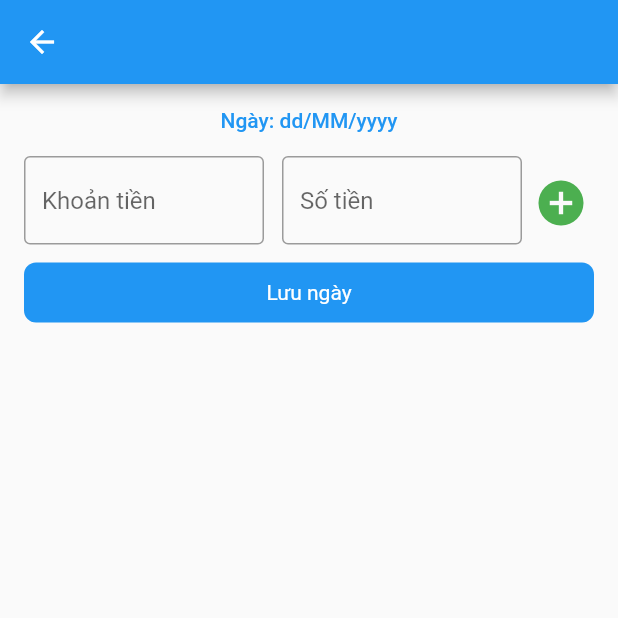
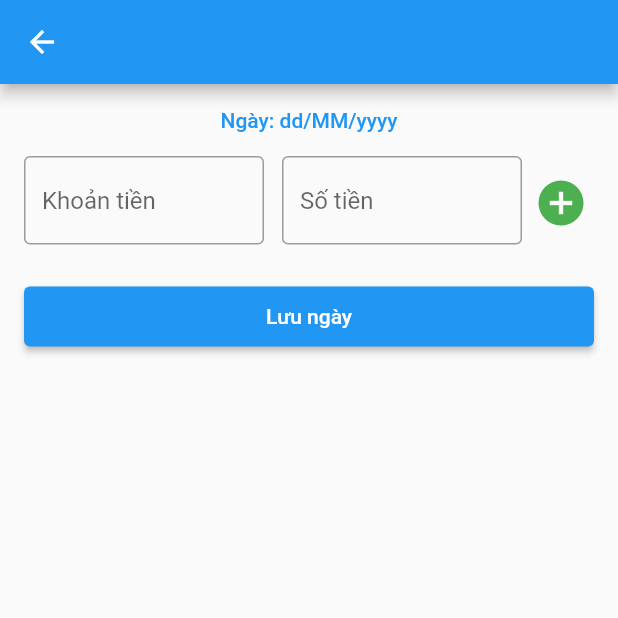
Before and after one commit to trungduc0310/flutter-daily-expenses, a Flutter app: the screen it shows after launch, after a tap on the "add" icon, on a phone screen of 412 x 824 dp, the top half of it. Run offline on Flutter 3.47's test engine with Material 2 defaults, Android fonts, the phone set to English and light mode, and no system bars; our stand-ins replace sqflite; accounts and stored records are empty.

Commit message:
implement sqlite

```diff
--- a/lib/main.dart
+++ b/lib/main.dart
@@ -19,9 +19,9 @@
       theme: ThemeData(
         primarySwatch: Colors.blue,
       ),
-      home: const HomePage(),
+      home: HomePage(),
       routes:{
-        Strings.screenHome: (context) => const HomePage(),
+        Strings.screenHome: (context) => HomePage(),
         Strings.screenAdd: (context) => const AddDailyNotePage(),
         Strings.screenEdit: (context) => const EditDailyNotePage(),
       },
--- a/lib/screen/add_daily_note.dart
+++ b/lib/screen/add_daily_note.dart
@@ -15,7 +15,6 @@
 }
 
 class _AddDailyNotePageState extends State<AddDailyNotePage> {
-
   @override
   void initState() {
     super.initState();
@@ -24,7 +23,11 @@
   @override
   Widget build(BuildContext context) {
     return Scaffold(
-      appBar: AppBar(),
+      appBar: AppBar(
+        leading: IconButton(onPressed: (){
+          Navigator.pop(context,"test");
+        }, icon: const Icon(Icons.arrow_back)),
+      ),
       body: SingleChildScrollView(
         child: Column(
           children: [
@@ -45,16 +48,20 @@
                 shrinkWrap: true,
                 physics: const ScrollPhysics()),
             Container(
-              margin: const EdgeInsets.symmetric(horizontal: 16, vertical: 12),
+              margin: const EdgeInsets.only(top: 24),
+              padding: const EdgeInsets.symmetric(horizontal: 16),
+              child: ElevatedButton(
+                  onPressed: () {
+                    Navigator.pop(context,"test");
+                  },
+                  child: Container(
                     padding: const EdgeInsets.symmetric(vertical: 12),
-              decoration: const BoxDecoration(
-                  color: Colors.blue,
-                  borderRadius: BorderRadius.all(Radius.circular(8))),
                     alignment: Alignment.center,
                     child: const Text(
                       Strings.textButtonSaveDaily,
                       style: TextStyle(color: Colors.white),
                     ),
+                  )),
             )
           ],
         ),
--- a/lib/screen/home.dart
+++ b/lib/screen/home.dart
@@ -1,9 +1,14 @@
+import 'dart:math';
+
 import 'package:flutter/material.dart';
+import 'package:my_todo_app/bloc/home_bloc.dart';
 import 'package:my_todo_app/source/string.dart';
 import 'package:my_todo_app/widget/item_daily_home.dart';
 
 class HomePage extends StatefulWidget {
-  const HomePage({super.key});
+  HomePage({super.key});
+
+  final _bloc = HomeBloc();
 
   @override
   State<HomePage> createState() => _HomePageState();
@@ -50,7 +55,8 @@
       ),
       floatingActionButton: FloatingActionButton(
         onPressed: () {
-          Navigator.pushNamed(context, Strings.screenAdd);
+          Navigator.pushNamed(context, Strings.screenAdd).then((value){
+          });
         },
         child: const Icon(Icons.add)
       ),
@@ -58,6 +64,8 @@
   }
 
   void _onItemEdit(){
-    Navigator.pushNamed(context, Strings.screenEdit);
+    Navigator.pushNamed(context, Strings.screenEdit).then((value) {
+      print("edit sc back to homepage $value");
+    });
   }
 }
```
Also changed, not shown: lib/bloc/home_bloc.dart (added, +15 -0 lines), lib/data/daily_dao.dart (+14 -20 lines), lib/repository/daily_report_repository.dart (added, +54 -0 lines). Lines whose indentation alone changed are shown as unchanged.
